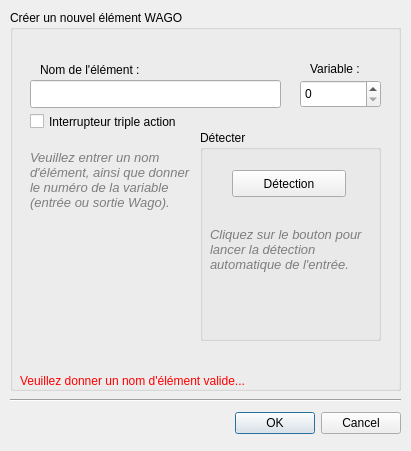
The window that data/dialognewwago.ui (calaos/calaos_installer) describes before a commit, drawn with Qt 5.
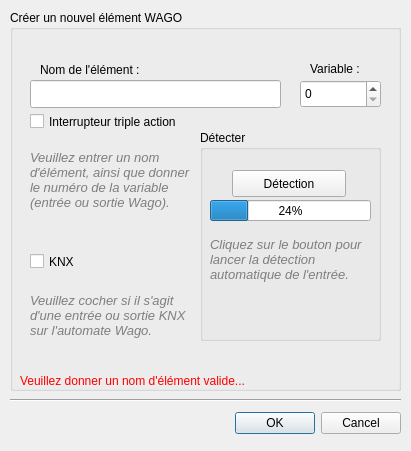
The same window after the commit. The open tabs and pages were chosen to show the change. Icons and pictures are not drawn.

What changed in the file:
```diff
--- a/data/dialognewwago.ui
+++ b/data/dialognewwago.ui
@@ -466,7 +466,7 @@
        <property name="geometry">
         <rect>
          <x>10</x>
-         <y>80</y>
+         <y>90</y>
          <width>160</width>
          <height>80</height>
         </rect>
@@ -554,6 +554,19 @@
         <bool>true</bool>
        </property>
       </widget>
+      <widget class="QProgressBar" name="progressBarWait">
+       <property name="geometry">
+        <rect>
+         <x>10</x>
+         <y>70</y>
+         <width>161</width>
+         <height>21</height>
+        </rect>
+       </property>
+       <property name="value">
+        <number>24</number>
+       </property>
+      </widget>
      </widget>
     </widget>
    </widget>
@@ -570,6 +583,111 @@
      <string>Interrupteur triple action</string>
     </property>
    </widget>
+   <widget class="QCheckBox" name="checkKNX">
+    <property name="geometry">
+     <rect>
+      <x>20</x>
+      <y>240</y>
+      <width>98</width>
+      <height>23</height>
+     </rect>
+    </property>
+    <property name="text">
+     <string>KNX</string>
+    </property>
+   </widget>
+   <widget class="QLabel" name="label_4">
+    <property name="geometry">
+     <rect>
+      <x>20</x>
+      <y>270</y>
+      <width>171</width>
+      <height>71</height>
+     </rect>
+    </property>
+    <property name="palette">
+     <palette>
+      <active>
+       <colorrole role="WindowText">
+        <brush brushstyle="SolidPattern">
+         <color alpha="255">
+          <red>126</red>
+          <green>126</green>
+          <blue>126</blue>
+         </color>
+        </brush>
+       </colorrole>
+       <colorrole role="Text">
+        <brush brushstyle="SolidPattern">
+         <color alpha="255">
+          <red>0</red>
+          <green>0</green>
+          <blue>0</blue>
+         </color>
+        </brush>
+       </colorrole>
+      </active>
+      <inactive>
+       <colorrole role="WindowText">
+        <brush brushstyle="SolidPattern">
+         <color alpha="255">
+          <red>126</red>
+          <green>126</green>
+          <blue>126</blue>
+         </color>
+        </brush>
+       </colorrole>
+       <colorrole role="Text">
+        <brush brushstyle="SolidPattern">
+         <color alpha="255">
+          <red>0</red>
+          <green>0</green>
+          <blue>0</blue>
+         </color>
+        </brush>
+       </colorrole>
+      </inactive>
+      <disabled>
+       <colorrole role="WindowText">
+        <brush brushstyle="SolidPattern">
+         <color alpha="255">
+          <red>146</red>
+          <green>145</green>
+          <blue>144</blue>
+         </color>
+        </brush>
+       </colorrole>
+       <colorrole role="Text">
+        <brush brushstyle="SolidPattern">
+         <color alpha="255">
+          <red>165</red>
+          <green>164</green>
+          <blue>164</blue>
+         </color>
+        </brush>
+       </colorrole>
+      </disabled>
+     </palette>
+    </property>
+    <property name="font">
+     <font>
+      <italic>true</italic>
+     </font>
+    </property>
+    <property name="text">
+     <string>&lt;!DOCTYPE HTML PUBLIC &quot;-//W3C//DTD HTML 4.0//EN&quot; &quot;http://www.w3.org/TR/REC-html40/strict.dtd&quot;&gt;
+&lt;html&gt;&lt;head&gt;&lt;meta name=&quot;qrichtext&quot; content=&quot;1&quot; /&gt;&lt;style type=&quot;text/css&quot;&gt;
+p, li { white-space: pre-wrap; }
+&lt;/style&gt;&lt;/head&gt;&lt;body style=&quot; font-family:'Sans Serif'; font-size:10pt; font-weight:400; font-style:italic;&quot;&gt;
+&lt;p style=&quot; margin-top:0px; margin-bottom:0px; margin-left:0px; margin-right:0px; -qt-block-indent:0; text-indent:0px;&quot;&gt;&lt;span style=&quot; font-family:'DejaVu Sans';&quot;&gt;Veuillez cocher si il s'agit d'une entrée ou sortie KNX sur l'automate Wago.&lt;/span&gt;&lt;/p&gt;&lt;/body&gt;&lt;/html&gt;</string>
+    </property>
+    <property name="textFormat">
+     <enum>Qt::AutoText</enum>
+    </property>
+    <property name="wordWrap">
+     <bool>true</bool>
+    </property>
+   </widget>
   </widget>
  </widget>
  <resources>
```
Left out of the diff: 2 changed lines with no effect on the pictures.
